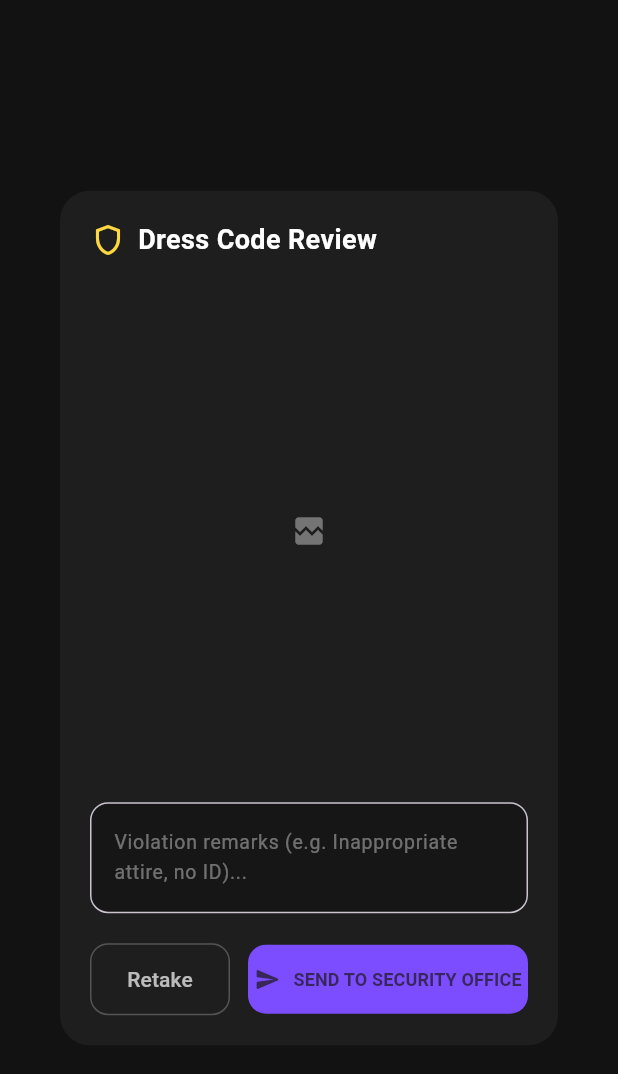
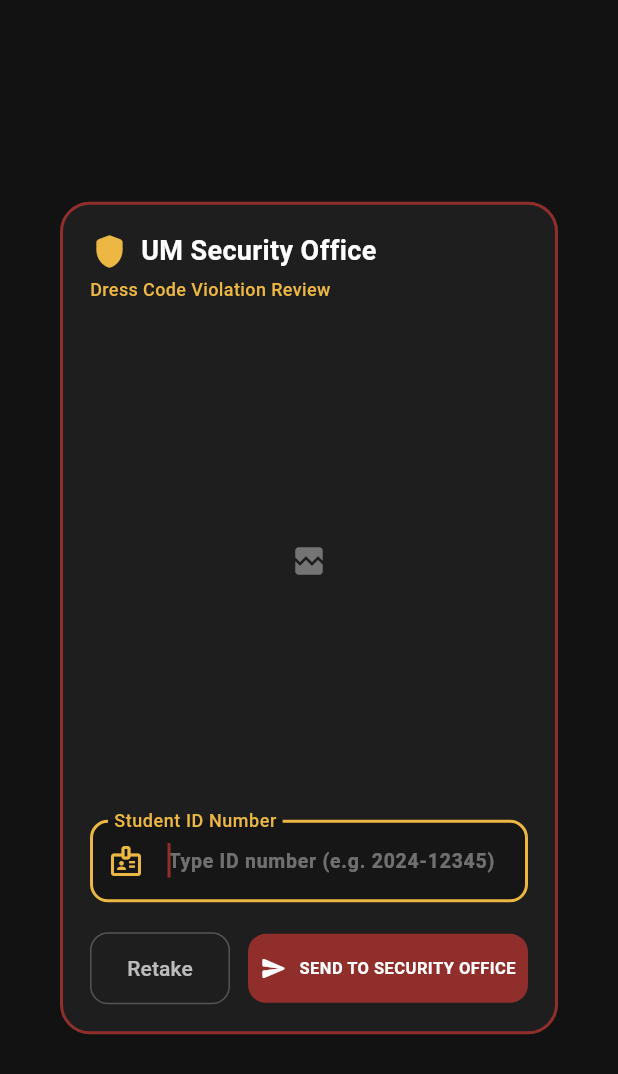
Before and after one commit to RonVergel/fluttertestproj, a Flutter app: the SendToSecurityDialog widget shown alone on an empty page, opened directly with empty values, on a phone screen of 412 x 824 dp. Shown: the top 1074 px of the screen. Run offline on Flutter 3.47's test engine with Material 3 defaults, Android fonts, the phone set to English and light mode, and no system bars; our stand-ins replace camera, device_preview, hive, hive_flutter; accounts and stored records are empty.

Commit message:
feat: implement Student ID prompt with autofocus and UM Red & Gold theme

```diff
--- a/lib/widgets/camera_viewfinder.dart
+++ b/lib/widgets/camera_viewfinder.dart
@@ -263,7 +263,7 @@ class ShutterButton extends StatelessWidget {
         decoration: BoxDecoration(
           shape: BoxShape.circle,
           border: Border.all(
-            color: isEnabled ? Colors.white : Colors.white38,
+            color: isEnabled ? const Color(0xFFECB843) : Colors.white38,
             width: 4,
           ),
         ),
@@ -271,7 +271,7 @@ class ShutterButton extends StatelessWidget {
           decoration: BoxDecoration(
             shape: BoxShape.circle,
             color: isCapturing
-                ? Colors.redAccent
+                ? const Color(0xFF902E2B)
                 : (isEnabled ? Colors.white : Colors.white24),
           ),
           child: isCapturing
--- a/lib/widgets/send_to_security_dialog.dart
+++ b/lib/widgets/send_to_security_dialog.dart
@@ -12,29 +12,35 @@ class SendToSecurityDialog extends StatefulWidget {
   final Uint8List? imageBytes;
   final String filePath;
 
+  static const Color umRed = Color(0xFF902E2B);
+  static const Color umYellow = Color(0xFFECB843);
+
   @override
   State<SendToSecurityDialog> createState() => _SendToSecurityDialogState();
 }
 
 class _SendToSecurityDialogState extends State<SendToSecurityDialog> {
-  late final TextEditingController _remarksController;
+  late final TextEditingController _idController;
 
   @override
   void initState() {
     super.initState();
-    _remarksController = TextEditingController();
+    _idController = TextEditingController();
   }
 
   @override
   void dispose() {
-    _remarksController.dispose();
+    _idController.dispose();
     super.dispose();
   }
 
   @override
   Widget build(BuildContext context) {
     return Dialog(
-      shape: RoundedRectangleBorder(borderRadius: BorderRadius.circular(20)),
+      shape: RoundedRectangleBorder(
+        borderRadius: BorderRadius.circular(20),
+        side: const BorderSide(color: SendToSecurityDialog.umRed, width: 2),
+      ),
       backgroundColor: const Color(0xFF1E1E1E),
       child: SingleChildScrollView(
         padding: const EdgeInsets.all(20),
@@ -44,10 +50,14 @@ class _SendToSecurityDialogState extends State<SendToSecurityDialog> {
           children: [
             const Row(
               children: [
-                Icon(Icons.shield_outlined, color: Colors.amberAccent, size: 24),
+                Icon(
+                  Icons.shield_rounded,
+                  color: SendToSecurityDialog.umYellow,
+                  size: 26,
+                ),
                 SizedBox(width: 8),
                 Text(
-                  'Dress Code Review',
+                  'UM Security Office',
                   style: TextStyle(
                     fontSize: 18,
                     fontWeight: FontWeight.bold,
@@ -56,12 +66,21 @@ class _SendToSecurityDialogState extends State<SendToSecurityDialog> {
                 ),
               ],
             ),
+            const SizedBox(height: 4),
+            const Text(
+              'Dress Code Violation Review',
+              style: TextStyle(
+                color: SendToSecurityDialog.umYellow,
+                fontSize: 12,
+                fontWeight: FontWeight.w500,
+              ),
+            ),
             const SizedBox(height: 16),
             ClipRRect(
               borderRadius: BorderRadius.circular(12),
               child: ConstrainedBox(
                 constraints: BoxConstraints(
-                  maxHeight: MediaQuery.sizeOf(context).height * 0.4,
+                  maxHeight: MediaQuery.sizeOf(context).height * 0.38,
                 ),
                 child: SnapImageView(
                   filePath: widget.filePath,
@@ -72,23 +91,40 @@ class _SendToSecurityDialogState extends State<SendToSecurityDialog> {
             ),
             const SizedBox(height: 16),
             TextField(
-              controller: _remarksController,
+              controller: _idController,
+              autofocus: true,
+              keyboardType: TextInputType.text,
+              style: const TextStyle(
+                color: Colors.white,
+                fontSize: 15,
+                fontWeight: FontWeight.w600,
+              ),
               decoration: InputDecoration(
-                hintText: 'Violation remarks (e.g. Inappropriate attire, no ID)...',
+                labelText: 'Student ID Number',
+                labelStyle: const TextStyle(
+                  color: SendToSecurityDialog.umYellow,
+                  fontWeight: FontWeight.w500,
+                ),
+                hintText: 'Type ID number (e.g. 2024-12345)',
                 hintStyle: const TextStyle(color: Colors.white38, fontSize: 13),
+                prefixIcon: const Icon(
+                  Icons.badge_outlined,
+                  color: SendToSecurityDialog.umYellow,
+                ),
                 filled: true,
                 fillColor: Colors.black26,
-                border: OutlineInputBorder(
+                enabledBorder: OutlineInputBorder(
                   borderRadius: BorderRadius.circular(12),
                   borderSide: const BorderSide(color: Colors.white24),
                 ),
                 focusedBorder: OutlineInputBorder(
                   borderRadius: BorderRadius.circular(12),
-                  borderSide: const BorderSide(color: Colors.deepPurpleAccent),
+                  borderSide: const BorderSide(
+                    color: SendToSecurityDialog.umYellow,
+                    width: 2,
+                  ),
                 ),
               ),
-              maxLines: 2,
-              style: const TextStyle(color: Colors.white, fontSize: 14),
             ),
             const SizedBox(height: 20),
             Row(
@@ -112,21 +148,26 @@ class _SendToSecurityDialogState extends State<SendToSecurityDialog> {
                   flex: 2,
                   child: FilledButton.icon(
                     style: FilledButton.styleFrom(
-                      backgroundColor: Colors.deepPurpleAccent,
+                      backgroundColor: SendToSecurityDialog.umRed,
+                      foregroundColor: Colors.white,
                       padding: const EdgeInsets.symmetric(vertical: 14),
                       shape: RoundedRectangleBorder(
                         borderRadius: BorderRadius.circular(12),
                       ),
                     ),
                     onPressed: () {
-                      Navigator.of(context).pop(_remarksController.text.trim());
+                      final text = _idController.text.trim();
+                      Navigator.of(context).pop(
+                        text.isNotEmpty ? text : 'Unspecified ID',
+                      );
                     },
                     icon: const Icon(Icons.send_rounded, size: 18),
                     label: const Text(
                       'SEND TO SECURITY OFFICE',
                       style: TextStyle(
                         fontWeight: FontWeight.bold,
-                        fontSize: 12,
+                        fontSize: 11,
+                        letterSpacing: 0.3,
                       ),
                     ),
                   ),
```
Also changed, not shown: lib/main.dart (+5 -4 lines), lib/screens/camera_home_screen.dart (+11 -1 lines), lib/widgets/note_detail_dialog.dart (+23 -4 lines), 1 other file.
